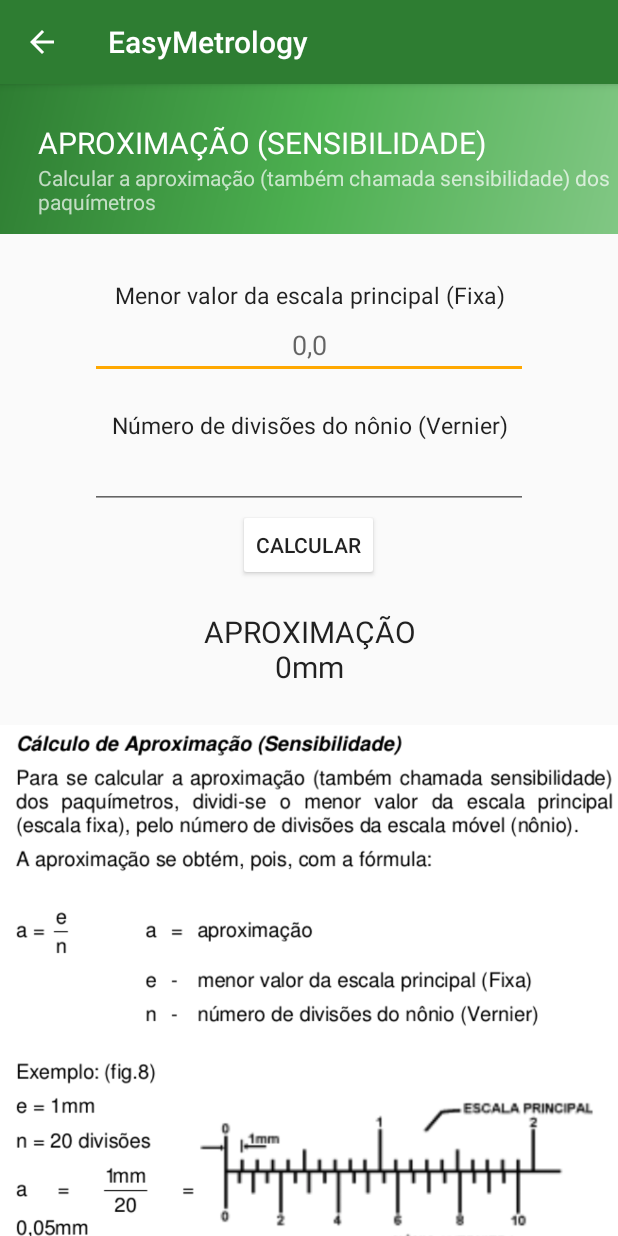
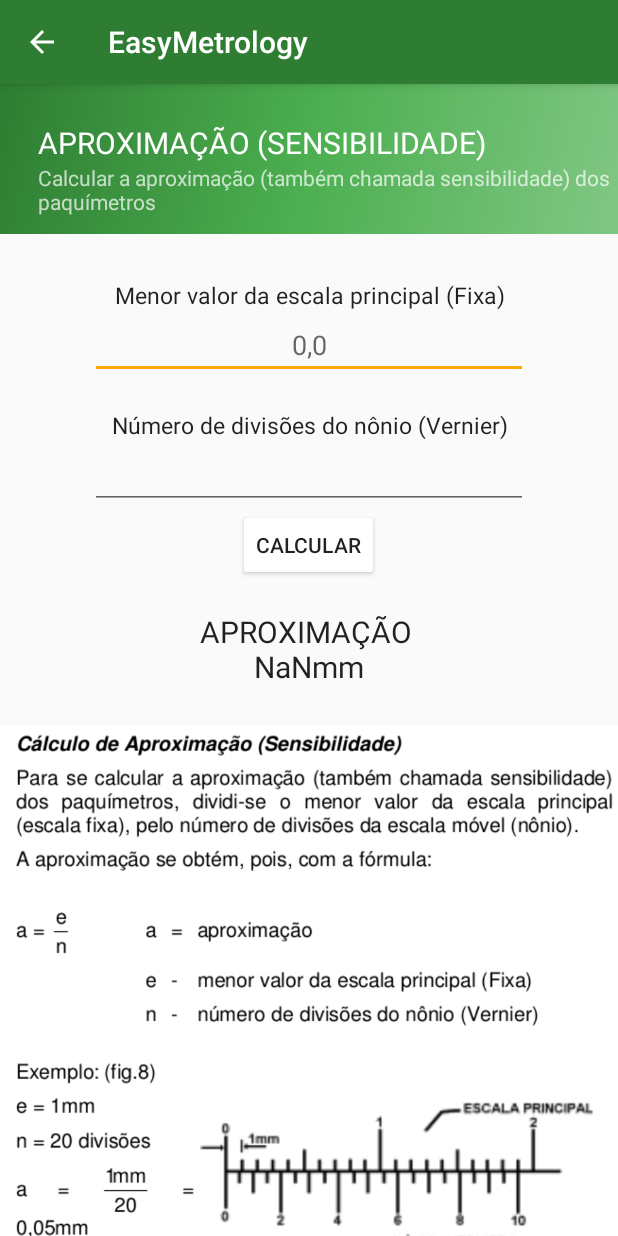
Before and after one commit to denisvieira05/androiddevstudyjams, an Android app: the ApproachContentFragment screen opened directly, with no data from a screen before it, after a tap on "CALCULAR", on a phone screen of 412 x 824 dp. Run offline under Robolectric (Android 15) with nearby library versions, the light colour scheme and no system bars; 2 statements that could not run were skipped.

Commit message:
approach result in display

```diff
--- a/app/src/main/java/com/example/android/easymetrology/ApproachContentFragment.java
+++ b/app/src/main/java/com/example/android/easymetrology/ApproachContentFragment.java
@@ -6,13 +6,14 @@ import android.support.v4.app.Fragment;
 import android.view.LayoutInflater;
 import android.view.View;
 import android.view.ViewGroup;
+import android.widget.Button;
 import android.widget.EditText;
 import android.widget.TextView;
 
 /**
  * Created by denisvieira on 12/03/16.
  */
-public class ApproachContentFragment extends Fragment{
+public class ApproachContentFragment extends Fragment {
 
     @Override
     public View onCreateView (LayoutInflater inflater, ViewGroup container, Bundle savedInstaceState){
@@ -20,6 +21,19 @@ public class ApproachContentFragment extends Fragment{
 
 //        TextView textv = (TextView) view.findViewById(R.id.textViewCaliperRule);
 //        textv.setText("Frament TESTE");
+
+        Button button = (Button) view.findViewById(R.id.calculateApproachButton);
+        button.setOnClickListener(new View.OnClickListener()
+        {
+            @Override
+            public void onClick(View v)
+            {
+                TextView resultApproach = (TextView) getView().findViewById(R.id.resultApproach);
+                float result = calcApproach();
+
+                resultApproach.setText("APROXIMAÇÃO \n"+result+"mm");
+            }
+        });
 
         return (view);
     }
@@ -29,9 +43,8 @@ public class ApproachContentFragment extends Fragment{
 //        tv.setText("Fragmento modificado");
 //    }
 
-    public void calcApproach(){
+    public float calcApproach(){
 
-        TextView resultApproach = (TextView) getView().findViewById(R.id.resultApproach);
         EditText valorDivisoesDoNonio = (EditText) getView().findViewById(R.id.valorDivisoesDoNonio);
         EditText valorEscalaPrincipal = (EditText) getView().findViewById(R.id.valorEscalaPrincipal);
 
@@ -40,7 +53,7 @@ public class ApproachContentFragment extends Fragment{
 
         float result = valorEscala/valorDivisoes;
 
-        resultApproach.setText(String.valueOf("APROXIMAÇÃO\\n"+result+"mm"));
+        return result;
 
     }
 }
--- a/app/src/main/res/layout/fragment_approach.xml
+++ b/app/src/main/res/layout/fragment_approach.xml
@@ -87,9 +87,8 @@
                 android:layout_width="wrap_content"
                 android:layout_height="wrap_content"
                 android:text="CALCULAR"
-                android:id="@+id/button"
-                android:layout_gravity="center_horizontal"
-                android:onClick="calcApproach"/>
+                android:id="@+id/calculateApproachButton"
+                android:layout_gravity="center_horizontal"/>
 
             <TextView
                 android:id="@+id/resultApproach"
@@ -97,7 +96,6 @@
                 android:layout_marginTop="20dp"
                 android:gravity="center"
                 android:layout_height="wrap_content"
-                android:text="APROXIMAÇÃO\n0mm"
                 android:textAppearance="@style/TextAppearance.AppCompat.Body1"
                 android:textSize="20dp"/>
 
```
